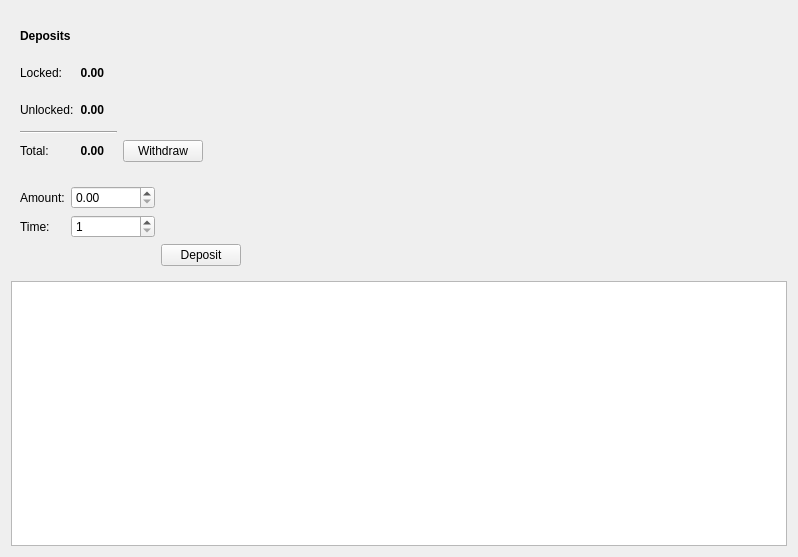
First picture: the form in src/gui/ui/depositsframe.ui, repository mygirl8893/Catalyst-Classic-3.0.4, before the edit.
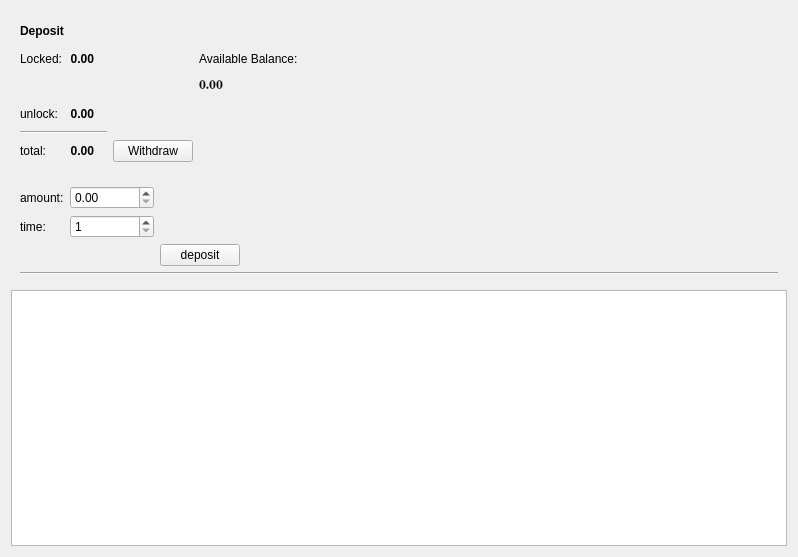
Second picture: the form after the edit.

```diff
--- a/src/gui/ui/depositsframe.ui
+++ b/src/gui/ui/depositsframe.ui
@@ -41,6 +41,13 @@
       <enum>QFrame::Raised</enum>
      </property>
      <layout class="QGridLayout" name="gridLayout_2">
+      <item row="2" column="5">
+       <widget class="QLabel" name="label_4">
+        <property name="text">
+         <string>Available Balance:</string>
+        </property>
+       </widget>
+      </item>
       <item row="0" column="0">
        <widget class="QLabel" name="label_7">
         <property name="font">
@@ -50,18 +57,18 @@
          </font>
         </property>
         <property name="text">
-         <string>Deposits</string>
+         <string>Deposit</string>
         </property>
        </widget>
       </item>
-      <item row="1" column="0">
+      <item row="2" column="0">
        <widget class="QLabel" name="label_8">
         <property name="text">
          <string>Locked:</string>
         </property>
        </widget>
       </item>
-      <item row="1" column="1" colspan="2">
+      <item row="2" column="1" colspan="2">
        <widget class="QLabel" name="m_lockedDepositLabel">
         <property name="font">
          <font>
@@ -77,21 +84,21 @@
         </property>
        </widget>
       </item>
-      <item row="1" column="3">
+      <item row="2" column="3">
        <widget class="QLabel" name="m_tickerLabel1">
         <property name="text">
          <string notr="true"/>
         </property>
        </widget>
       </item>
-      <item row="2" column="0">
+      <item row="6" column="0">
        <widget class="QLabel" name="label_9">
         <property name="text">
-         <string>Unlocked:</string>
+         <string>unlock:</string>
         </property>
        </widget>
       </item>
-      <item row="2" column="1" colspan="2">
+      <item row="6" column="1" colspan="2">
        <widget class="QLabel" name="m_unlockedDepositLabel">
         <property name="font">
          <font>
@@ -107,21 +114,21 @@
         </property>
        </widget>
       </item>
-      <item row="2" column="3">
+      <item row="6" column="3">
        <widget class="QLabel" name="m_tickerLabel2">
         <property name="text">
          <string notr="true"/>
         </property>
        </widget>
       </item>
-      <item row="4" column="0">
+      <item row="8" column="0">
        <widget class="QLabel" name="label_10">
         <property name="text">
-         <string>Total:</string>
+         <string>total:</string>
         </property>
        </widget>
       </item>
-      <item row="4" column="1" colspan="2">
+      <item row="8" column="1" colspan="2">
        <widget class="QLabel" name="m_totalDepositLabel">
         <property name="font">
          <font>
@@ -137,7 +144,7 @@
         </property>
        </widget>
       </item>
-      <item row="4" column="3">
+      <item row="8" column="3">
        <widget class="QLabel" name="m_tickerLabel3">
         <property name="text">
          <string notr="true"/>
@@ -157,20 +164,35 @@
         </property>
        </spacer>
       </item>
-      <item row="4" column="4">
+      <item row="8" column="4">
        <widget class="QPushButton" name="m_withdrawButton">
         <property name="text">
          <string>Withdraw</string>
         </property>
        </widget>
       </item>
-      <item row="3" column="0" colspan="4">
+      <item row="7" column="0" colspan="4">
        <widget class="Line" name="line_2">
         <property name="orientation">
          <enum>Qt::Horizontal</enum>
         </property>
        </widget>
       </item>
+      <item row="3" column="5">
+       <widget class="QLabel" name="m_balanceLabel">
+        <property name="font">
+         <font>
+          <family>Century Schoolbook L</family>
+          <weight>75</weight>
+          <italic>false</italic>
+          <bold>true</bold>
+         </font>
+        </property>
+        <property name="text">
+         <string notr="true">0.00 </string>
+        </property>
+       </widget>
+      </item>
      </layout>
     </widget>
    </item>
@@ -210,14 +232,14 @@
       <item row="1" column="0">
        <widget class="QLabel" name="label_2">
         <property name="text">
-         <string>Time:</string>
+         <string>time:</string>
         </property>
        </widget>
       </item>
       <item row="0" column="0">
        <widget class="QLabel" name="label">
         <property name="text">
-         <string>Amount:</string>
+         <string>amount:</string>
         </property>
        </widget>
       </item>
@@ -241,10 +263,17 @@
         </property>
        </spacer>
       </item>
-      <item row="2" column="2" alignment="Qt::AlignLeft">
+      <item row="3" column="2" alignment="Qt::AlignLeft">
        <widget class="QPushButton" name="m_depositButton">
         <property name="text">
-         <string>Deposit</string>
+         <string>deposit</string>
+        </property>
+       </widget>
+      </item>
+      <item row="4" column="0" colspan="4">
+       <widget class="Line" name="line_2">
+        <property name="orientation">
+         <enum>Qt::Horizontal</enum>
         </property>
        </widget>
       </item>
```
